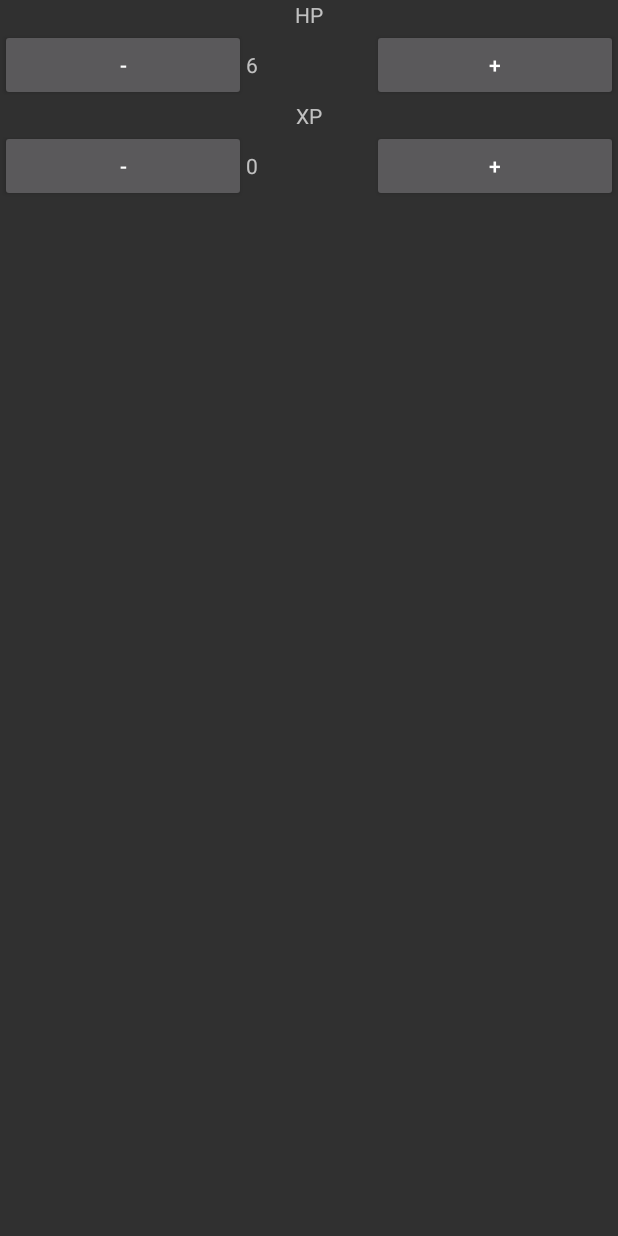
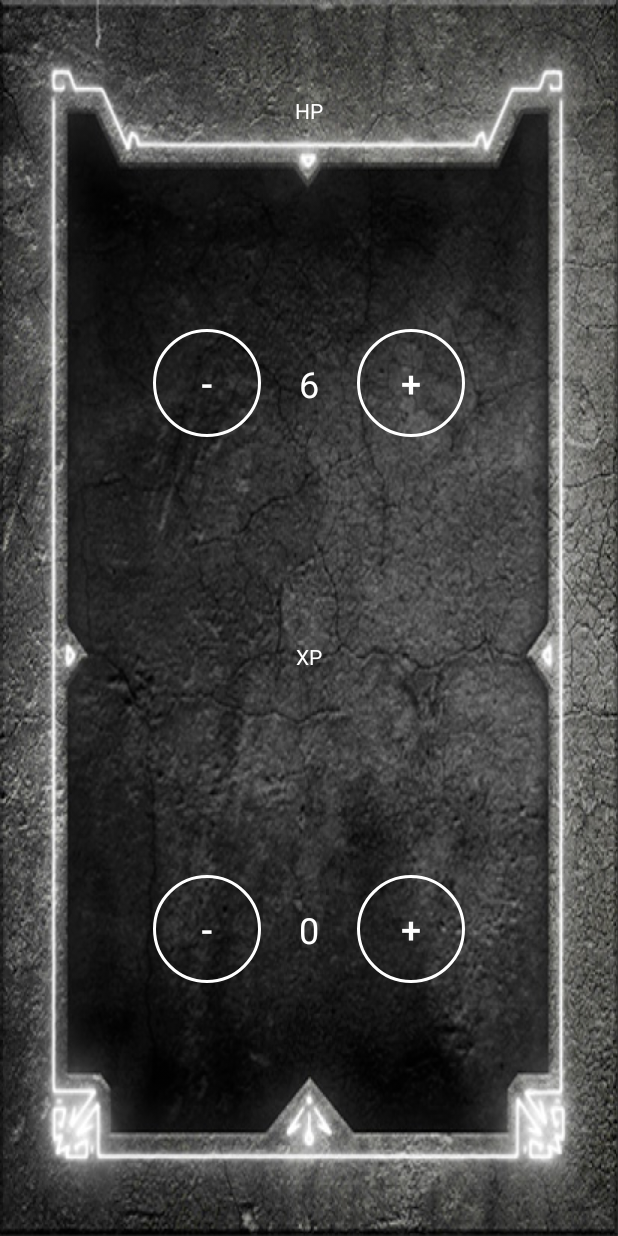
Before and after one commit to quiqua/gloomhaven-stats-tracker, an Android app: the screen it shows after launch (StatsActivity), on a phone screen of 412 x 824 dp. Run offline under Robolectric (Android 15) with nearby library versions, the phone set to English and light mode, and no system bars; our stand-ins replace Dagger/Hilt's generated code, data binding; 1 statement that could not run was skipped.

Commit message:
Improve initial layout

```diff
--- /dev/null
+++ b/app/src/main/res/color/button_text.xml
@@ -0,0 +1,6 @@
+<?xml version="1.0" encoding="utf-8"?>
+<selector xmlns:android="http://schemas.android.com/apk/res/android">
+  <item android:color="@color/border_hollow_button_inactive" android:state_enabled="false"/>
+  <item android:color="@color/background_hollow_button_pressed" android:state_pressed="true"/>
+  <item android:color="@color/border_hollow_button"/>
+</selector>
--- /dev/null
+++ b/app/src/main/res/drawable/button_background.xml
@@ -0,0 +1,27 @@
+<?xml version="1.0" encoding="utf-8"?>
+<selector xmlns:android="http://schemas.android.com/apk/res/android">
+  <item android:state_pressed="true">
+    <shape xmlns:android="http://schemas.android.com/apk/res/android"
+      android:shape="rectangle">
+      <solid android:color="@color/background_hollow_button_pressed"/>
+      <corners android:radius="72dp"/>
+      <stroke android:color="@color/background_hollow_button_pressed" android:width="1dp"/>
+    </shape>
+  </item>
+  <item android:state_enabled="false">
+    <shape xmlns:android="http://schemas.android.com/apk/res/android"
+      android:shape="rectangle">
+      <solid android:color="@color/background_hollow_button"/>
+      <corners android:radius="72dp"/>
+      <stroke android:color="@color/border_hollow_button_inactive" android:width="1dp"/>
+    </shape>
+  </item>
+  <item>
+    <shape xmlns:android="http://schemas.android.com/apk/res/android"
+      android:shape="rectangle">
+      <solid android:color="@color/background_hollow_button"/>
+      <corners android:radius="72dp"/>
+      <stroke android:color="@color/border_hollow_button" android:width="2dp"/>
+    </shape>
+  </item>
+</selector>
--- a/app/src/main/res/layout/activity_stats.xml
+++ b/app/src/main/res/layout/activity_stats.xml
@@ -1,5 +1,7 @@
 <?xml version="1.0" encoding="utf-8"?>
-<layout xmlns:android="http://schemas.android.com/apk/res/android">
+<layout xmlns:android="http://schemas.android.com/apk/res/android"
+  xmlns:tools="http://schemas.android.com/tools"
+  >
 
   <data>
     <variable
@@ -8,16 +10,21 @@
       />
   </data>
 
-  <android.support.v7.widget.LinearLayoutCompat
-    android:id="@+id/rootElement"
+  <LinearLayout
+    android:id="@+id/layout"
     android:layout_width="match_parent"
     android:layout_height="match_parent"
+    android:background="@mipmap/background"
+    android:orientation="vertical"
+    android:paddingBottom="32dp"
+    android:paddingTop="64dp"
     >
 
+
     <LinearLayout
-      android:id="@+id/layout"
       android:layout_width="match_parent"
-      android:layout_height="match_parent"
+      android:layout_height="0dp"
+      android:layout_weight="1"
       android:orientation="vertical"
       >
 
@@ -27,41 +34,59 @@
         android:layout_height="wrap_content"
         android:gravity="center_horizontal"
         android:text="@string/hp"
+        android:textColor="@color/white"
         />
 
       <LinearLayout
         android:layout_width="match_parent"
-        android:layout_height="wrap_content"
+        android:layout_height="match_parent"
+        android:gravity="center"
         android:orientation="horizontal"
         >
 
         <Button
           android:id="@+id/decreaseHpButton"
-          android:layout_width="wrap_content"
-          android:layout_height="wrap_content"
-          android:layout_weight="1"
+          style="@style/hollow_button"
+          android:layout_width="@dimen/nine_column"
+          android:layout_height="@dimen/nine_column"
           android:onClick="@{() -> viewModel.decreaseHp()}"
           android:text="@string/minus"
+          android:textSize="24sp"
           />
 
         <TextView
           android:id="@+id/currentHpLabel"
-          android:layout_width="wrap_content"
+          android:layout_width="@dimen/four_column"
           android:layout_height="wrap_content"
-          android:layout_weight="1"
+          android:layout_marginLeft="@dimen/two_column"
+          android:layout_marginRight="@dimen/two_column"
+          android:gravity="center"
           android:text="@{Integer.toString(viewModel.hp)}"
+          android:textColor="@color/white"
+          android:textSize="24sp"
+          tools:text="0"
           />
 
         <Button
           android:id="@+id/increaseHpButton"
-          android:layout_width="wrap_content"
-          android:layout_height="wrap_content"
-          android:layout_weight="1"
+          style="@style/hollow_button"
+          android:layout_width="@dimen/nine_column"
+          android:layout_height="@dimen/nine_column"
           android:onClick="@{() -> viewModel.increaseHp()}"
           android:text="@string/plus"
+          android:textSize="24sp"
           />
 
       </LinearLayout>
+
+    </LinearLayout>
+
+    <LinearLayout
+      android:layout_width="match_parent"
+      android:layout_height="0dp"
+      android:layout_weight="1"
+      android:orientation="vertical"
+      >
 
       <TextView
         android:id="@+id/xpLabel"
@@ -69,41 +94,50 @@
         android:layout_height="wrap_content"
         android:gravity="center_horizontal"
         android:text="@string/xp"
+        android:textColor="@color/white"
         />
 
       <LinearLayout
         android:layout_width="match_parent"
-        android:layout_height="wrap_content"
+        android:layout_height="match_parent"
+        android:gravity="center"
         android:orientation="horizontal"
         >
 
         <Button
           android:id="@+id/decreaseXpButton"
-          android:layout_width="wrap_content"
-          android:layout_height="wrap_content"
-          android:layout_weight="1"
+          style="@style/hollow_button"
+          android:layout_width="@dimen/nine_column"
+          android:layout_height="@dimen/nine_column"
           android:onClick="@{() -> viewModel.decreaseXp()}"
           android:text="@string/minus"
+          android:textSize="24sp"
           />
 
         <TextView
           android:id="@+id/currentXpLabel"
-          android:layout_width="wrap_content"
+          android:layout_width="@dimen/four_column"
           android:layout_height="wrap_content"
-          android:layout_weight="1"
+          android:layout_marginLeft="@dimen/two_column"
+          android:layout_marginRight="@dimen/two_column"
+          android:gravity="center"
           android:text="@{Integer.toString(viewModel.xp)}"
+          android:textColor="@color/white"
+          android:textSize="24sp"
+          tools:text="0"
           />
 
         <Button
           android:id="@+id/increaseXpButton"
-          android:layout_width="wrap_content"
-          android:layout_height="wrap_content"
-          android:layout_weight="1"
+          style="@style/hollow_button"
+          android:layout_width="@dimen/nine_column"
+          android:layout_height="@dimen/nine_column"
           android:onClick="@{() -> viewModel.increaseXp()}"
           android:text="@string/plus"
+          android:textSize="24sp"
           />
 
       </LinearLayout>
     </LinearLayout>
-  </android.support.v7.widget.LinearLayoutCompat>
+  </LinearLayout>
 </layout>
--- a/app/src/main/res/values/colors.xml
+++ b/app/src/main/res/values/colors.xml
@@ -4,4 +4,8 @@
     <color name="colorPrimaryDark">#303F9F</color>
     <color name="colorAccent">#FF4081</color>
     <color name="white">#FFFFFF</color>
+    <color name="background_hollow_button_pressed">#FF0000</color>
+    <color name="background_hollow_button">#00FFFFFF</color>
+    <color name="border_hollow_button_inactive">#00FFFF</color>
+    <color name="border_hollow_button">#FFFFFF</color>
 </resources>
--- /dev/null
+++ b/app/src/main/res/values/dimens.xml
@@ -0,0 +1,7 @@
+<?xml version="1.0" encoding="utf-8"?>
+<resources>
+  <dimen name="two_column">16dp</dimen>
+  <dimen name="three_column">24dp</dimen>
+  <dimen name="four_column">32dp</dimen>
+  <dimen name="nine_column">72dp</dimen>
+</resources>
--- a/app/src/main/res/values/styles.xml
+++ b/app/src/main/res/values/styles.xml
@@ -22,4 +22,9 @@
 
     <style name="AppTheme.PopupOverlay" parent="ThemeOverlay.AppCompat.Light" />
 
+    <style name="hollow_button" parent="Widget.AppCompat.Button">
+        <item name="android:background">@drawable/button_background</item>
+        <item name="android:textColor">@color/button_text</item>
+    </style>
+
 </resources>
```
Also changed, not shown: app/src/main/res/mipmap-hdpi/background.png (added), app/src/main/res/mipmap-mdpi/background.png (added), app/src/main/res/mipmap-xhdpi/background.png (added), 2 other files.
